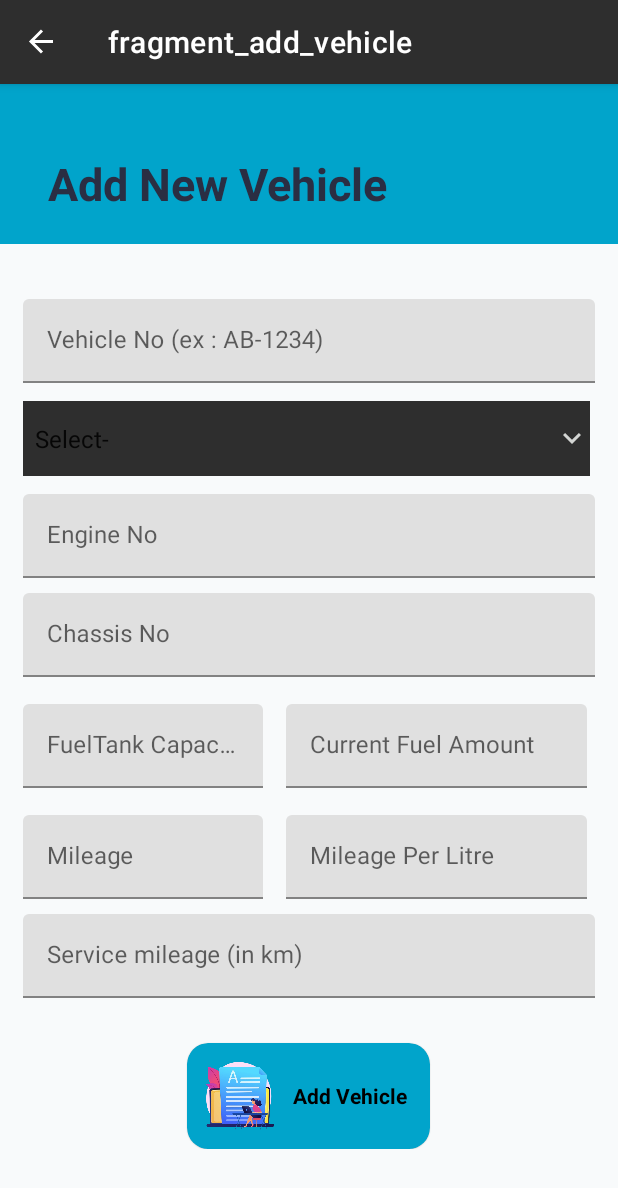
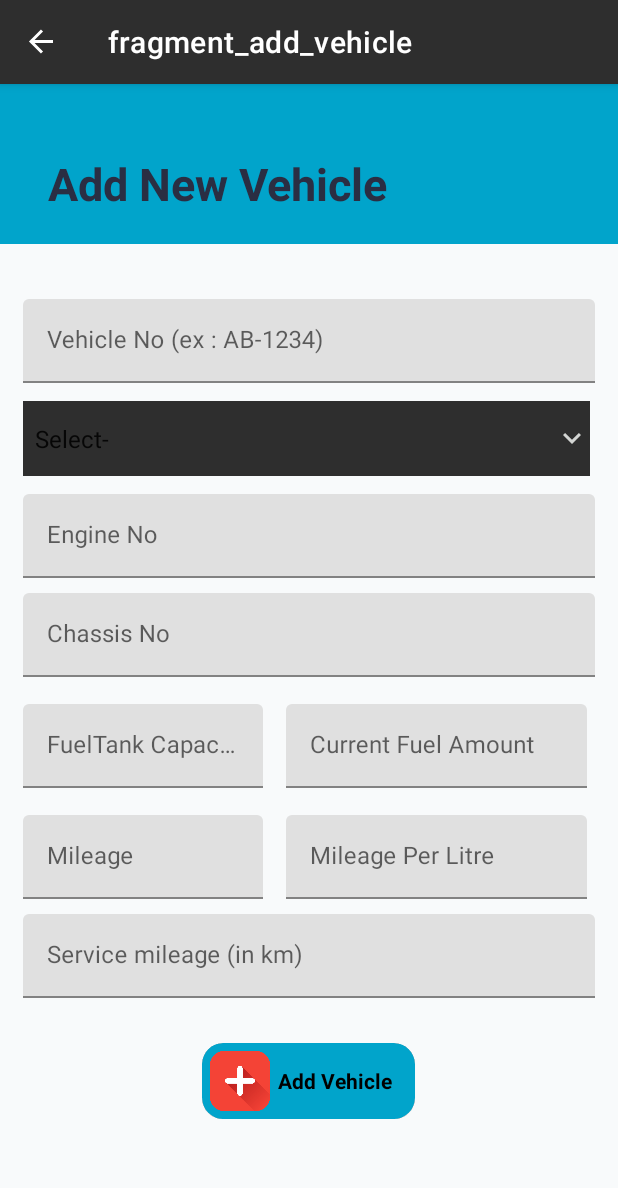
Before and after one commit to Gimhan-minion/icar, an Android app: the AddVehicleFragment screen opened through its navigation route, on a phone screen of 412 x 824 dp. Shown: the top 1188 px of the screen. Run offline under Robolectric (Android 15) with nearby library versions, the phone set to English and light mode, and no system bars; our stand-ins replace Firebase (no records; nobody signed in at launch, a user with empty details on screens opened directly), navigation-ui.

Commit message:
Fix add vehicle btn

```diff
--- a/iCar2/app/src/main/res/layout/fragment_add_vehicle.xml
+++ b/iCar2/app/src/main/res/layout/fragment_add_vehicle.xml
@@ -266,9 +266,9 @@
 
                                 <ImageView
                                     android:id="@+id/imageView55"
-                                    android:layout_width="60dp"
-                                    android:layout_height="60dp"
-                                    android:background="@drawable/create" />
+                                    android:layout_width="40dp"
+                                    android:layout_height="40dp"
+                                    android:background="@drawable/add" />
 
                                 <TextView
                                     android:id="@+id/textView105"
```
